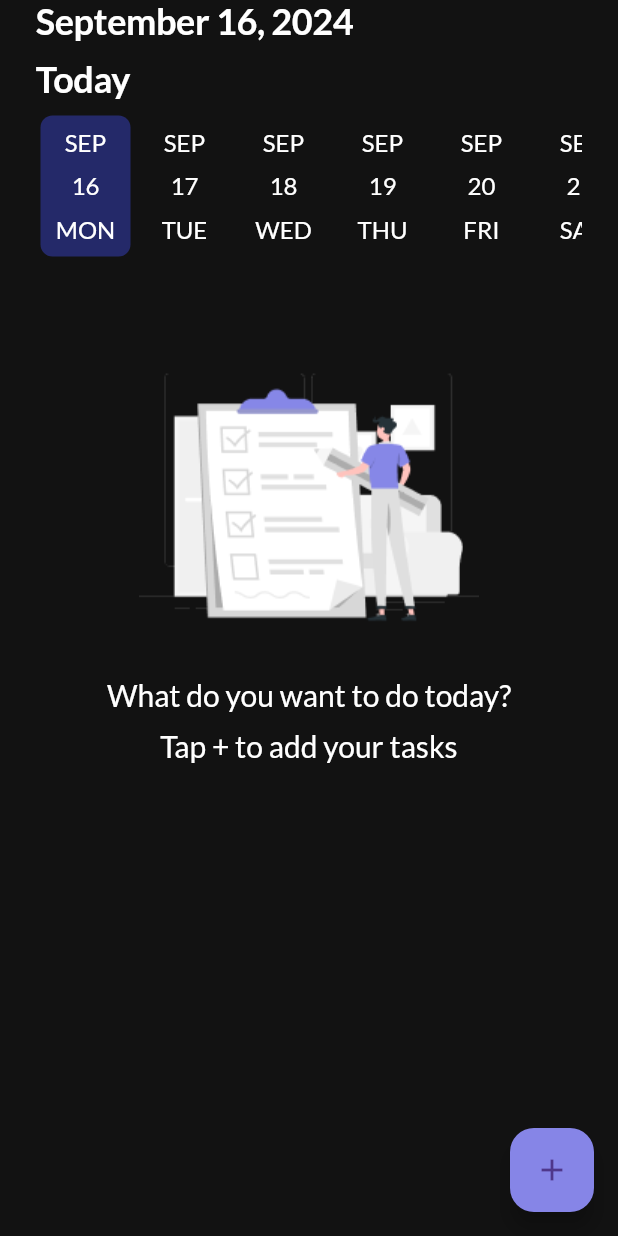
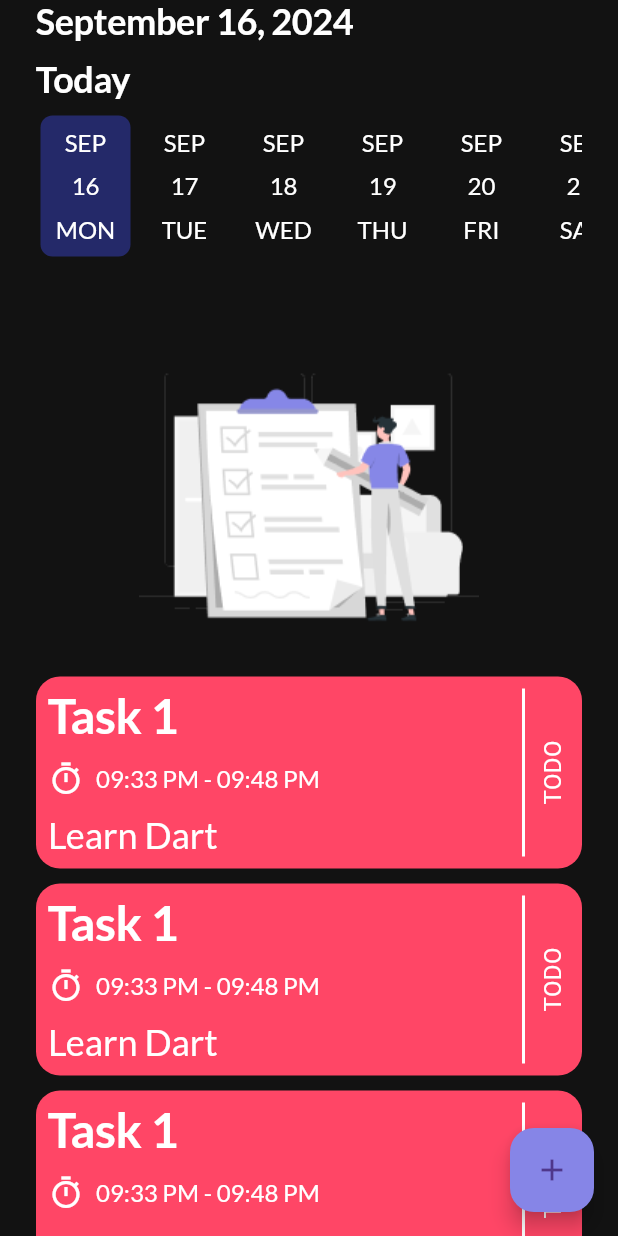
Before and after one commit to OmarWheed/Todo_App, a Flutter app: the HomePage screen opened by its route, on a phone screen of 412 x 824 dp. Run offline on Flutter 3.47's test engine with Material 3 defaults, Android fonts, the phone set to English and light mode, and no system bars; drawn by our look-alikes of date_picker_timeline; our stand-ins replace get_it, google_fonts, shared_preferences, smooth_page_indicator; accounts and stored records are empty.

Commit message:
create Task Card

```diff
--- a/lib/features/tasks/screens/home_page.dart
+++ b/lib/features/tasks/screens/home_page.dart
@@ -26,6 +26,7 @@ class _HomePageState extends State<HomePage> {
         body: SafeArea(
           child: Padding(
             padding: const EdgeInsets.symmetric(horizontal: 24),
+            child: SingleChildScrollView(
               child: Column(
                 crossAxisAlignment: CrossAxisAlignment.center,
                 children: [
@@ -71,11 +72,86 @@ class _HomePageState extends State<HomePage> {
                   ),
                   50.height,
                   Image.asset(AppAssets.noTask),
-                noTaskWidget(context),
+                  // noTaskWidget(context),
+                  const TaskCard(),
+                  10.height,
+                  const TaskCard(),
+                  10.height,
+                  const TaskCard(),
+                  10.height,
+                  const TaskCard(),
                 ],
               ),
             ),
+          ),
         ));
+  }
+}
+
+class TaskCard extends StatelessWidget {
+  const TaskCard({
+    super.key,
+  });
+
+  @override
+  Widget build(BuildContext context) {
+    return Container(
+      height: 128,
+      width: double.infinity,
+      padding: const EdgeInsets.all(8),
+      decoration: BoxDecoration(
+        color: AppColor.pink,
+        borderRadius: BorderRadius.circular(16),
+      ),
+      child: Row(
+        mainAxisAlignment: MainAxisAlignment.spaceBetween,
+        children: [
+          Column(
+              mainAxisAlignment: MainAxisAlignment.spaceBetween,
+              crossAxisAlignment: CrossAxisAlignment.start,
+              children: [
+                Text('Task 1',
+                    style:
+                        Theme.of(context).textTheme.displayLarge),
+                Row(
+                  children: [
+                    const Icon(
+                      Icons.timer_outlined,
+                      color: Colors.white,
+                    ),
+                    8.width,
+                    Text('09:33 PM - 09:48 PM',
+                        style: Theme.of(context)
+                            .textTheme
+                            .displaySmall),
+                  ],
+                ),
+                Text('Learn Dart',
+                    style: Theme.of(context)
+                        .textTheme
+                        .displayMedium!
+                        .copyWith(
+                            fontSize: 24,
+                            fontWeight: FontWeight.normal)),
+              ]),
+          const Row(
+            children: [
+              VerticalDivider(
+                color: Colors.white,
+                thickness: 2,
+              ),
+
+              RotatedBox(
+               quarterTurns: -1,
+                  child: Text(
+                'TODO',
+                style: TextStyle(fontSize: 16, color: Colors.white),
+              )),
+            ],
+          ),
+        ],
+      ),
+    );
   }
 }
 
```
Lines whose indentation alone changed are shown as unchanged.
